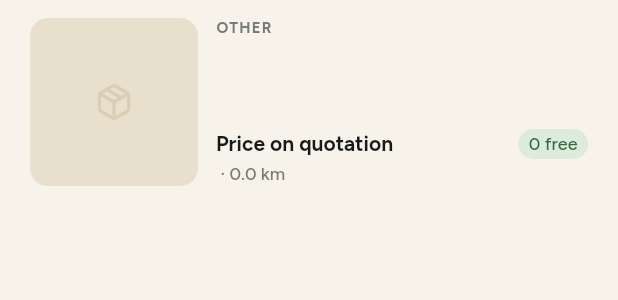
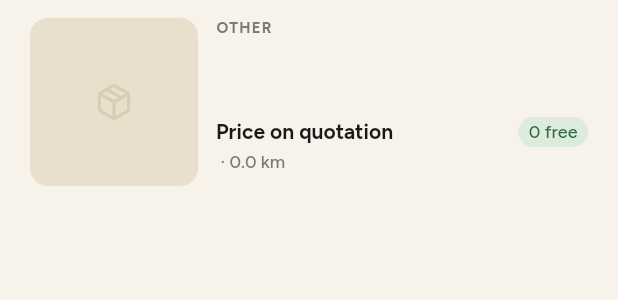
Before and after one commit to Chabwela/Evenda, a Flutter app: the ListingResultCard widget shown alone on an empty page, opened directly with empty values, on a phone screen of 412 x 824 dp. Shown: the top 300 px of the screen. Run offline on Flutter 3.47's test engine with Material 3 defaults, Android fonts, the phone set to English and light mode, and no system bars; our stand-ins replace cached_network_image, connectivity_plus, firebase_core, firebase_messaging, flutter_map, flutter_riverpod and 9 more; accounts and stored records are empty; network calls fail.

Commit message:
Fix overflows on Find listing cards and incoming booking rows
- ListingResultCard: fixed 112 px text column overflowed by 90-217 px
  with a two-line title; now min-height 112 and grows.
- RequestRow meta wraps instead of overflowing by 29 px.
- Regression test test/widgets/cards_overflow_test.dart (passes; fails
  on the old code). Full suite not re-run in this commit.

Co-Authored-By: Claude Opus 5.5 <noreply@anthropic.com>

```diff
--- a/lib/features/shared/feed_cards.dart
+++ b/lib/features/shared/feed_cards.dart
@@ -89,10 +89,12 @@ class ListingResultCard extends StatelessWidget {
         child: Row(crossAxisAlignment: CrossAxisAlignment.start, children: [
           EvPhoto(l.coverPhoto, width: 112, height: 112, icon: categoryIcon(l.categoryId)),
           const SizedBox(width: EvSpace.x3),
+          // At least as tall as the photo, but free to grow: a two-line title
+          // or a large phone text size overflowed the old fixed 112 px.
           Expanded(
-            child: SizedBox(
-              height: 112,
-              child: Column(crossAxisAlignment: CrossAxisAlignment.start, children: [
+            child: ConstrainedBox(
+              constraints: const BoxConstraints(minHeight: 112),
+              child: Column(crossAxisAlignment: CrossAxisAlignment.start, mainAxisSize: MainAxisSize.min, children: [
                 Text(categoryById(l.categoryId).name.toUpperCase(), style: EvType.overline.copyWith(fontSize: 10)),
                 const SizedBox(height: 2),
                 Text(l.title, style: EvType.headline.copyWith(fontSize: 16), maxLines: 2, overflow: TextOverflow.ellipsis),
@@ -102,9 +104,10 @@ class ListingResultCard extends StatelessWidget {
                     Flexible(child: Text(biz.name, style: EvType.small, maxLines: 1, overflow: TextOverflow.ellipsis)),
                     if (biz.verified) ...[const SizedBox(width: 4), const Icon(LucideIcons.badgeCheck, size: 13, color: EvColors.forest)],
                   ]),
-                const Spacer(),
+                const SizedBox(height: 8),
                 Row(children: [
-                  Expanded(child: Text(priceLabel(l), style: EvType.money.copyWith(fontSize: 14))),
+                  Expanded(child: Text(priceLabel(l), style: EvType.money.copyWith(fontSize: 14), maxLines: 1, overflow: TextOverflow.ellipsis)),
+                  const SizedBox(width: 6),
                   if (result.available != null)
                     StatusPill('${result.available} free', tone: Tone.positive, dense: true)
                   else if (l.tracksStock && l.kind != OfferingType.service)
@@ -117,6 +120,8 @@ class ListingResultCard extends StatelessWidget {
                     if (result.distanceKm != null) '${result.distanceKm!.toStringAsFixed(1)} km',
                   ].join(' · '),
                   style: EvType.caption,
+                  maxLines: 1,
+                  overflow: TextOverflow.ellipsis,
                 ),
               ]),
             ),
```
Also changed, not shown: lib/features/bookings/bookings_screen.dart (+9 -8 lines), 2 other files.
